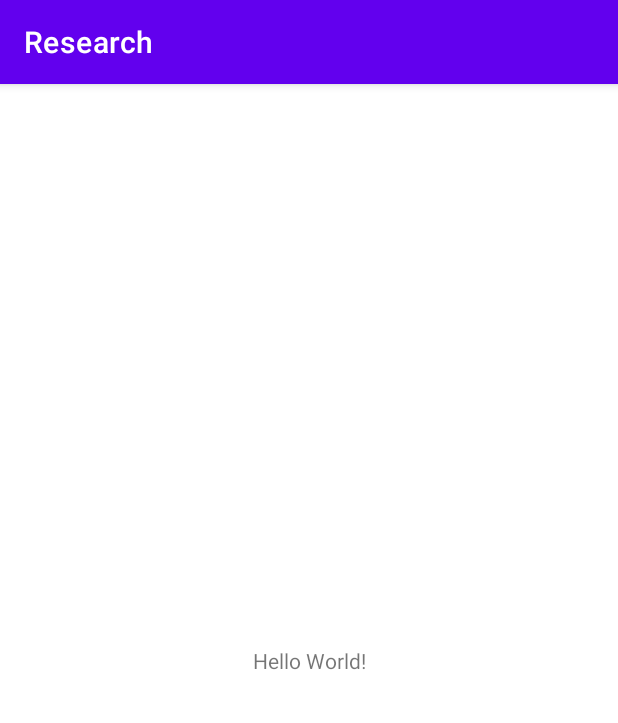
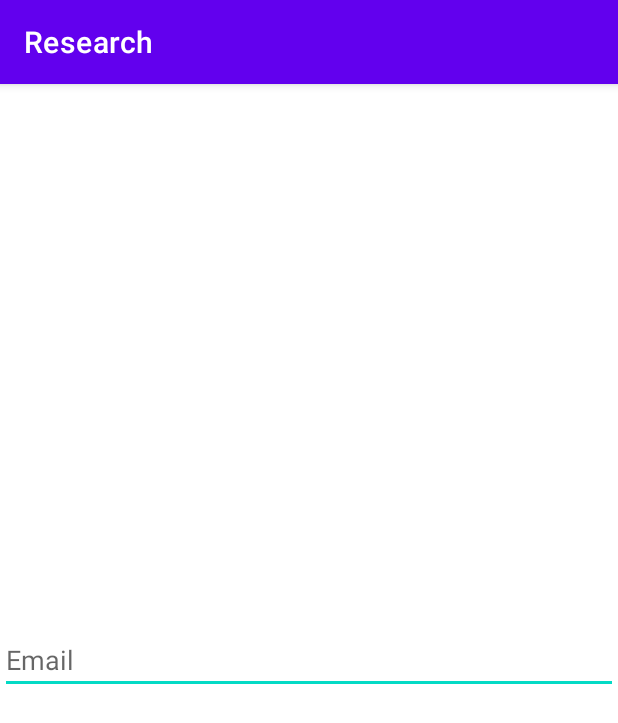
Before and after one commit to amirisback/android-edit-text-input-filter, an Android app: the screen it shows after launch (MainActivity), on a phone screen of 412 x 824 dp. Shown: the top 723 px of the screen. Run offline under Robolectric (Android 15) with nearby library versions, the phone set to English and light mode, and no system bars.

Commit message:
add: input digit

```diff
--- a/app/src/main/res/layout/activity_main.xml
+++ b/app/src/main/res/layout/activity_main.xml
@@ -6,10 +6,12 @@
     android:layout_height="match_parent"
     tools:context=".ui.main.MainActivity">
 
-    <TextView
-        android:layout_width="wrap_content"
+    <EditText
+        android:layout_width="0dp"
+        android:hint="Email"
         android:layout_height="wrap_content"
-        android:text="Hello World!"
+        android:digits="!@#$%^*()-_=+`~[]{}\|:;'?.,abcdefghijklmnopqrstuvwxyz1234567890"
+        android:inputType="textFilter|textNoSuggestions|text"
         app:layout_constraintBottom_toBottomOf="parent"
         app:layout_constraintEnd_toEndOf="parent"
         app:layout_constraintStart_toStartOf="parent"
```
